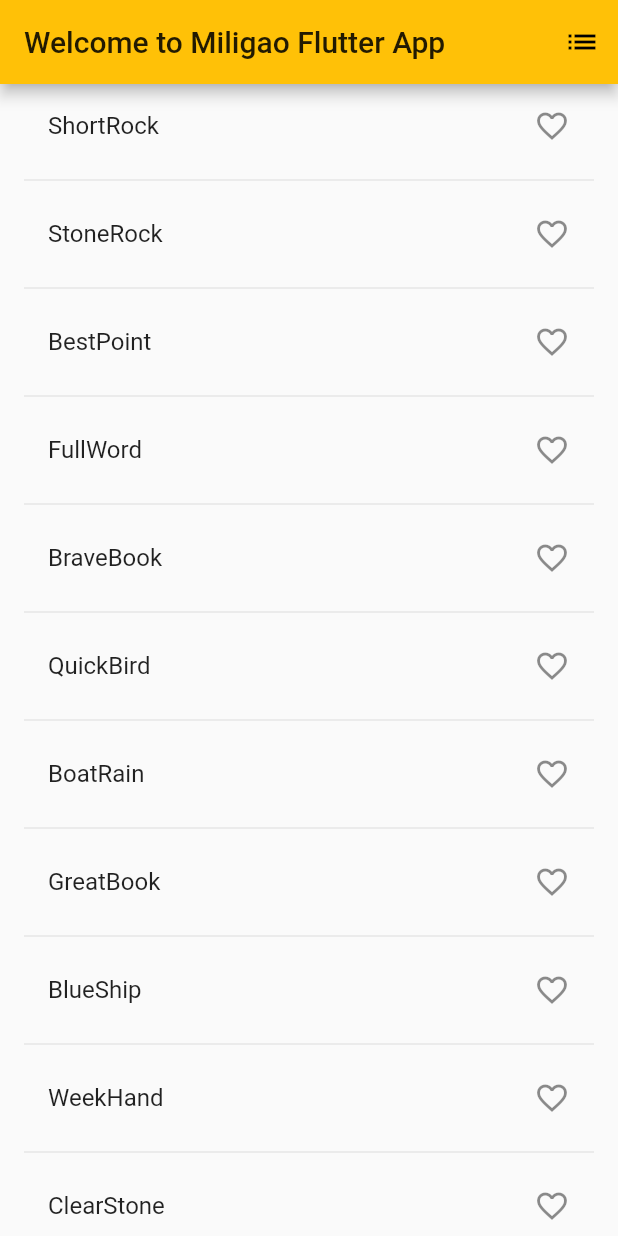
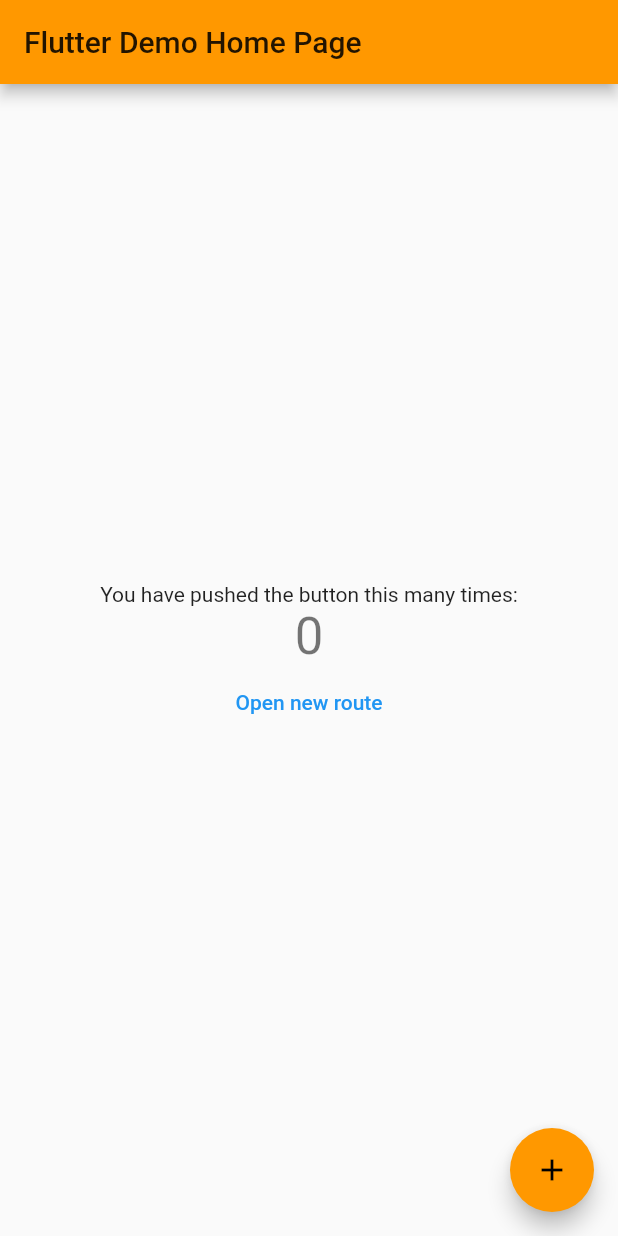
Before and after one commit to gyjddtang/miligaoFlutterApp, a Flutter app: the screen it shows after launch, on a phone screen of 412 x 824 dp. Run offline on Flutter 3.47's test engine with Material 2 defaults, Android fonts, the phone set to English and light mode, and no system bars; missing offline and left inert: dart:ffi.

Commit message:
first try

```diff
--- a/lib/main.dart
+++ b/lib/main.dart
@@ -1,5 +1,6 @@
+import 'dart:ffi';
+
 import 'package:flutter/material.dart';
-import 'package:english_words/english_words.dart';
 
 void main() => runApp(new MyApp());
 
@@ -7,100 +8,143 @@ class MyApp extends StatelessWidget {
   @override
   Widget build(BuildContext context) {
     return new MaterialApp(
-      title: 'Welcome to Flutter',
+      // 应用名称
+      title: 'Flutter Demo',
+      // 主题
       theme: new ThemeData(
-        primaryColor: Colors.amber,
+        primarySwatch: Colors.orange,
       ),
-      home: new RandomWords(),
+      // 注册路由表
+      routes: {
+        '/': (context) => MyHomePage(title: 'Flutter Demo Home Page'), // 注册首页路由
+        'newRoute': (context) => NewRoute(),
+        'tipRoute': (context) => TipRoute(text: ModalRoute.of(context).settings.arguments),
+      },
+      // 应用首页路由
+      // home: new MyHomePage(title: 'Flutter Demo Home Page'),
     );
   }
 }
 
-class RandomWords extends StatefulWidget {
+class MyHomePage extends StatefulWidget {
+  MyHomePage({Key key, this.title}) : super(key: key);
+  final String title;
+
   @override
-  createState() => new RandomWordsState();
+  _MyHomePageState createState() => new _MyHomePageState();
 }
 
-class RandomWordsState extends State<RandomWords> {
-  final _suggestions = <WordPair>[];
-  final _biggerFont = const TextStyle(fontSize: 16.0);
-  final _saved = new Set<WordPair>();
+class _MyHomePageState extends State<MyHomePage> {
+  int _counter = 0;
+
+  void _incrementCounter() {
+    setState(() {
+      _counter++;
+    });
+  }
+
+  void _nextPage() {
+    //导航到新路由
+    // Navigator.push(context,
+    //   MaterialPageRoute(builder: (context) {
+    //     return NewRoute();
+    //   })
+    // );
+    Navigator.pushNamed(context, 'newRoute');
+  }
 
   @override
   Widget build(BuildContext context) {
     return new Scaffold(
       appBar: new AppBar(
-        title: new Text('Welcome to Miligao Flutter App'),
-        actions: <Widget>[
-          new IconButton(icon: new Icon(Icons.list), onPressed: _pushSaved)
-        ],
+        title: new Text(widget.title),
       ),
-      body: _buildSuggestions(),
+      body: new Center(
+        child: new Column(
+          mainAxisAlignment: MainAxisAlignment.center,
+          children: <Widget>[
+            new Text(
+              'You have pushed the button this many times:',
+            ),
+            new Text(
+              '$_counter',
+              style: Theme.of(context).textTheme.headline4,
+            ),
+            new FlatButton(
+              onPressed: _nextPage,
+              child: new Text('Open new route'),
+              textColor: Colors.blue,
+            )
+          ],
+        ),
+      ),
+      floatingActionButton: new FloatingActionButton(
+        onPressed: _incrementCounter,
+        tooltip: 'Increment',
+        child: new Icon(Icons.add),
+      ), // This trailing comma makes auto-formatting nicer for build methods.
     );
   }
+}
 
-  void _pushSaved() {
-    Navigator.of(context).push(
-      new MaterialPageRoute(
-        builder: (context) {
-          final tiles = _saved.map((e) => new ListTile(
-            title: new Text(
-              e.asPascalCase,
-              style: _biggerFont,
-            )
-          ));
-          final divided = ListTile
-            .divideTiles(
-              context: context,
-              tiles: tiles,
-            )
-            .toList();
-
-          return new Scaffold(
-            appBar: new AppBar(
-              title: new Text('Saved Suggestions'),
-            ),
-            body: new ListView(children: divided),
-          );
-        },
+class NewRoute extends StatelessWidget {
+  @override
+  Widget build(BuildContext context) {
+    return Scaffold(
+      appBar: AppBar(
+        title: Text("New route"),
+      ),
+      body: Center(
+        child: RaisedButton(
+          onPressed: () async {
+            // 打开`TipRoute`，并等待返回结果
+            // var result = await Navigator.push(
+            //   context,
+            //   MaterialPageRoute(
+            //     builder: (context) {
+            //       return TipRoute(
+            //         // 路由参数
+            //         text: "提示提示提示提示提示提示",
+            //       );
+            //     },
+            //   ),
+            // );
+            var result = await Navigator.pushNamed(context, 'tipRoute', arguments: '你好不好啊?');
+            //输出`TipRoute`路由返回结果
+            print("路由返回值: $result");
+          },
+          child: Text("打开提示页"),
+        ),
       ),
     );
   }
+}
 
-  Widget _buildSuggestions() {
-    return new ListView.builder(
-      padding: const EdgeInsets.symmetric(vertical: 0, horizontal: 16.0),
-      itemBuilder: (context, i) {
-        if (i.isOdd) return new Divider();
-        final index = i ~/ 2;
-        if (index >= _suggestions.length) {
-          _suggestions.addAll(generateWordPairs().take(10));
-        }
-        return _buildRow(_suggestions[index]);
-      },
-    );
-  }
+class TipRoute extends StatelessWidget {
+  TipRoute({Key key, this.text}) : super(key: key);
+  final String text;
 
-  Widget _buildRow(WordPair pair) {
-    final alreadySaved = _saved.contains(pair);
-    return new ListTile(
-      title: new Text(
-        pair.asPascalCase,
-        style: _biggerFont,
+  @override
+  Widget build(BuildContext context) {
+    var args = ModalRoute.of(context).settings.arguments;
+    print(args);
+
+    return Scaffold(
+      appBar: AppBar(
+        title: Text("提示"),
       ),
-      trailing: new Icon(
-        alreadySaved ? Icons.favorite : Icons.favorite_border,
-        color: alreadySaved ? Colors.red : null,
+      body: Center(
+        child: Column(
+          mainAxisAlignment: MainAxisAlignment.center,
+          children: <Widget>[
+            Text(text),
+            RaisedButton(
+              onPressed: () => Navigator.pop(context, "我是返回值"),
+              child: Text("返回"),
+            )
+          ]
+        )
       ),
-      onTap: () {
-        setState(() {
-          if (alreadySaved) {
-            _saved.remove(pair);
-          } else {
-            _saved.add(pair);
-          }
-        });
-      },
     );
   }
 }
```
